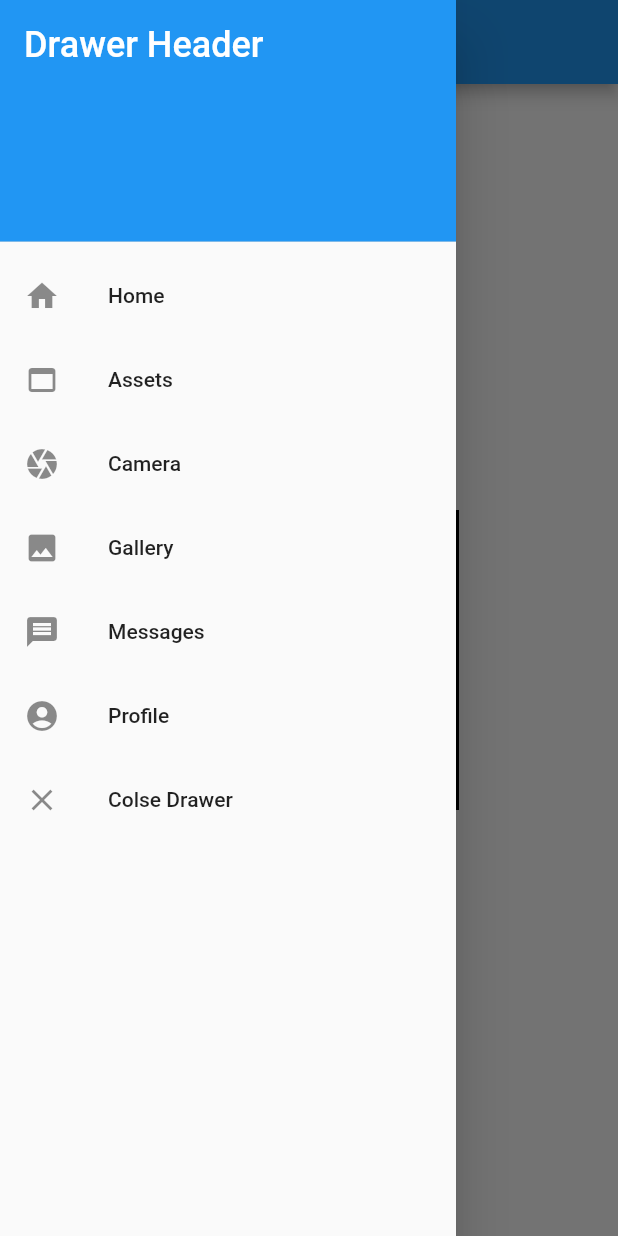
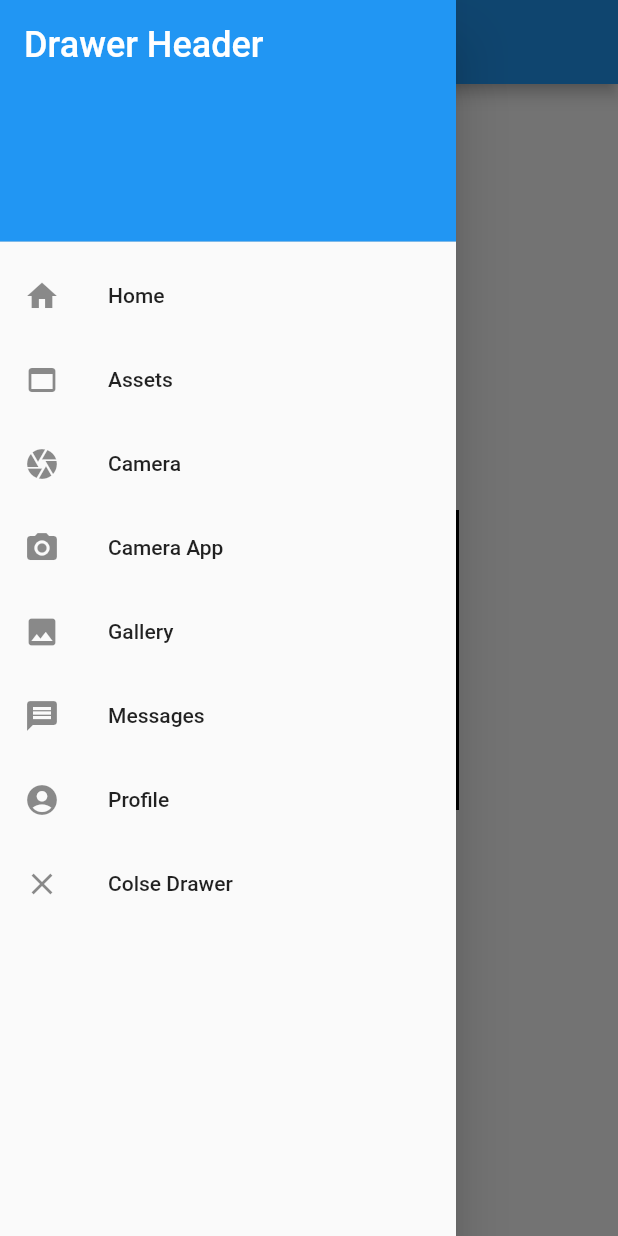
Before and after one commit to codenote-net/flutter-sandbox, a Flutter app: the AssetsScreen screen opened by its route, with the side drawer open, on a phone screen of 412 x 824 dp. Run offline on Flutter 3.47's test engine with Material 2 defaults, Android fonts, the phone set to English and light mode, and no system bars; our stand-ins replace camera, image_picker.

Commit message:
Display the image from camera app using image_picker
Refs:
- https://pub.dev/packages/image_picker

Using icons:
- https://api.flutter.dev/flutter/material/Icons/add_a_photo-constant.html
- https://api.flutter.dev/flutter/material/Icons/camera_alt-constant.html

```diff
--- a/lib/main.dart
+++ b/lib/main.dart
@@ -5,6 +5,7 @@ import 'package:flutter_sandbox/routes/index.dart';
 import 'package:flutter_sandbox/widgets/components/drawer.dart';
 import 'package:flutter_sandbox/widgets/screens/assets.dart';
 import 'package:flutter_sandbox/widgets/screens/camera.dart';
+import 'package:flutter_sandbox/widgets/screens/camera_app.dart';
 import 'package:flutter_sandbox/widgets/screens/gallery.dart';
 import 'package:flutter_sandbox/widgets/screens/messages.dart';
 import 'package:flutter_sandbox/widgets/screens/profile.dart';
@@ -34,6 +35,7 @@ Future<void> main() async {
               // Pass the appropriate camera to the TakePictureScreen widget.
               camera: firstCamera,
             ),
+        Routes.cameraApp: (BuildContext context) => CameraAppScreen(),
         Routes.gallery: (BuildContext context) => GalleryScreen(),
         Routes.messages: (BuildContext context) => MessagesScreen(),
         Routes.profile: (BuildContext context) => ProfileScreen(),
--- a/lib/routes/index.dart
+++ b/lib/routes/index.dart
@@ -5,6 +5,7 @@ class Routes {
   static const String home = '/home';
   static const String assets = '/assets';
   static const String camera = '/camera';
+  static const String cameraApp = '/camera_app';
   static const String gallery = '/gallery';
   static const String messages = MessagesScreen.routeName;
   static const String profile = ProfileScreen.routeName;
--- a/lib/widgets/components/drawer.dart
+++ b/lib/widgets/components/drawer.dart
@@ -39,6 +39,12 @@ class AppDrawer extends StatelessWidget {
                 Navigator.of(context).pushReplacementNamed(Routes.camera);
               }),
           ListTile(
+              leading: Icon(Icons.camera_alt),
+              title: Text('Camera App'),
+              onTap: () {
+                Navigator.of(context).pushReplacementNamed(Routes.cameraApp);
+              }),
+          ListTile(
               leading: Icon(Icons.photo),
               title: Text('Gallery'),
               onTap: () {
```
Also changed, not shown: lib/widgets/screens/camera_app.dart (added, +40 -0 lines).
